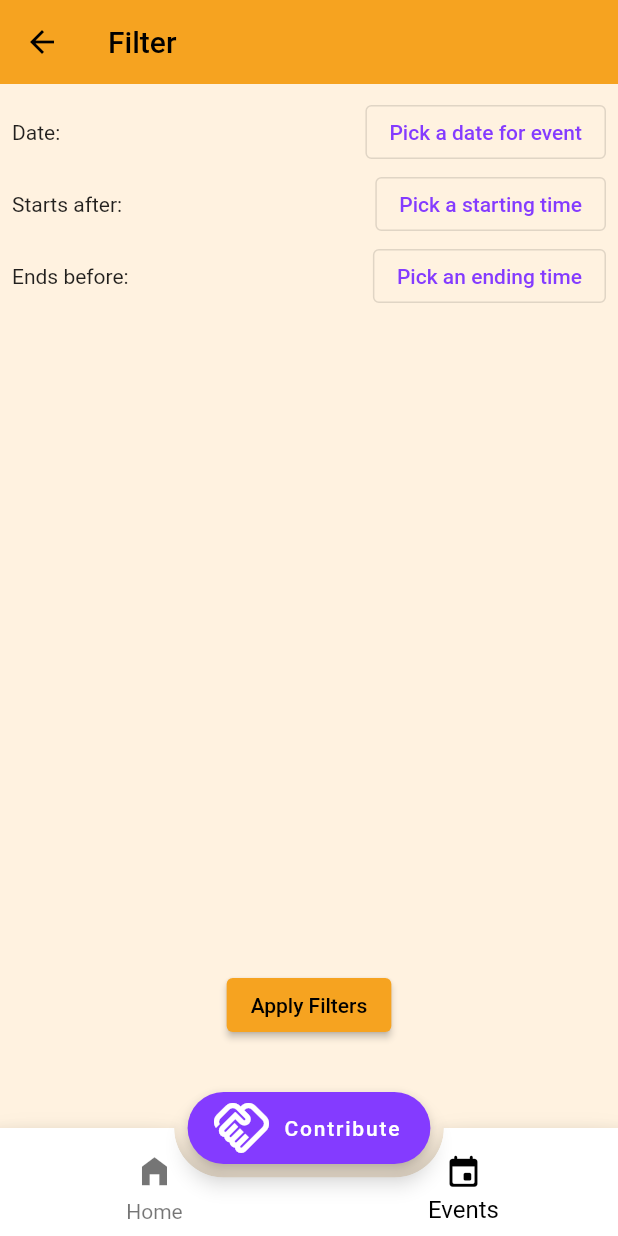
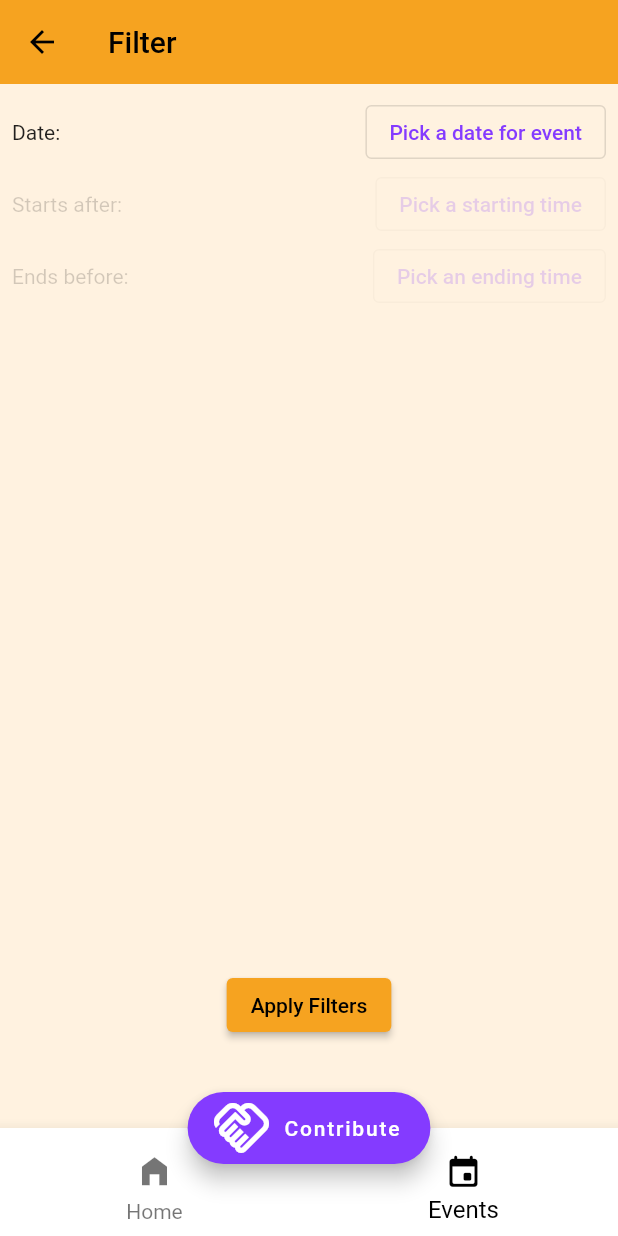
Before and after one commit to JakubOrlinskiUPM/Barriolympics, a Flutter app: the screen it shows after launch, item 2 of the bottom bar chosen, after a tap on the "filter alt" icon, on a phone screen of 412 x 824 dp. Run offline on Flutter 3.47's test engine with Material 2 defaults, Android fonts, the phone set to English and light mode, and no system bars; our stand-ins replace carousel_slider, file_picker, flutter_map, flutter_svg, im_stepper, latlong2 and 2 more; missing offline and left inert: osm_nominatim; network calls fail; Roboto replaces fonts that are missing (Narin).

Commit message:
Finishing touches

```diff
--- a/lib/main.dart
+++ b/lib/main.dart
@@ -48,11 +48,11 @@ class _AppState extends State<App> {
         body: tabs[_currentIndex].navigator,
         extendBodyBehindAppBar: true,
         bottomNavigationBar: BottomAppBar(
-          shape: AutomaticNotchedShape(
-            RoundedRectangleBorder(),
-            StadiumBorder(),
-          ),
-          notchMargin: 8.0,
+          // shape: AutomaticNotchedShape(
+          //   RoundedRectangleBorder(),
+          //   StadiumBorder(),
+          // ),
+          // notchMargin: 8.0,
           clipBehavior: Clip.antiAlias,
           child: BottomNavigationBar(
               type: BottomNavigationBarType.fixed,
--- a/lib/models/event.dart
+++ b/lib/models/event.dart
@@ -54,6 +54,6 @@ class Event extends Uploadable {
   String uploadDescription = "The image that represents the event";
 
   List<Permit> neededPermits() {
-    return [Permit(uploadName: "Permit 1")];
+    return [Permit(uploadName: "Modelo 750C-a")];
   }
 }
--- a/lib/provider/dummy_data.dart
+++ b/lib/provider/dummy_data.dart
@@ -113,7 +113,7 @@ List<Post> POST_LIST = [
       ]
     ],
     comments: getRandSublist(COMMENT_LIST),
-    timePosted: getRandDate(),
+    timePosted: getRandDate(0),
   ),
   Post(
     id: 1,
@@ -129,11 +129,11 @@ List<Post> POST_LIST = [
       ]
     ],
     comments: getRandSublist(COMMENT_LIST),
-    timePosted: getRandDate(),
+    timePosted: getRandDate(1),
   ),
   Post(
     id: 2,
-    author: getRandChoice(USER_LIST),
+    author: USER_LIST[2],
     title: "The best walking tour of my life!",
     text:
         "I loved seeing the city in a new light and learning all about the area! 100% recommended!",
@@ -144,7 +144,7 @@ List<Post> POST_LIST = [
       ]
     ],
     comments: getRandSublist(COMMENT_LIST),
-    timePosted: getRandDate(),
+    timePosted: getRandDate(2),
   ),
   Post(
     id: 3,
@@ -158,7 +158,7 @@ List<Post> POST_LIST = [
       ]
     ],
     comments: getRandSublist(COMMENT_LIST),
-    timePosted: getRandDate(),
+    timePosted: getRandDate(3),
   ),
 ];
 
@@ -235,7 +235,7 @@ List<Event> EVENT_LIST = [
     date: DateTime(2022, 6, 1),
     time: const TimeOfDay(hour: 20, minute: 0),
     location: Location(
-      locationName: "Autocine Madrid",
+      locationName: "Autocine",
       markers: [
         {
           LatLng(40.485914, -3.677616): MarkerType(label: "Main activity", color: Colors.green),
@@ -256,7 +256,7 @@ List<Event> EVENT_LIST = [
     date: DateTime(2022, 6, 2),
     time: const TimeOfDay(hour: 19, minute: 0),
     location: Location(
-      locationName: "Parque de baloncesto",
+      locationName: "Polideportivo",
       markers: [
         {
           LatLng(40.432683, -3.725307): MarkerType(label: "Main activity", color: Colors.green),
@@ -277,7 +277,7 @@ List<Event> EVENT_LIST = [
     date: DateTime(2022, 6, 6),
     time: const TimeOfDay(hour: 12, minute: 0),
     location: Location(
-      locationName: "Calle de Velásquez 36",
+      locationName: "C/ de Velásquez 36",
       markers: [
         {
           LatLng(40.418540, -3.731719): MarkerType(label: "Main activity", color: Colors.green),
@@ -285,7 +285,7 @@ List<Event> EVENT_LIST = [
       ],
     ),
     organiser: getRandChoice(USER_LIST),
-    categories: getRandSublist(CATEGORY_LIST.sublist(3)),
+    categories: [CATEGORY_LIST.last],
     isPublished: true,
   ),
 ];
--- a/lib/ui/components/banner/top_banner.dart
+++ b/lib/ui/components/banner/top_banner.dart
@@ -56,10 +56,9 @@ class _TopBannerState extends State<TopBanner> {
             gradient: LinearGradient(
               begin: Alignment.topLeft,
               end: Alignment.bottomRight,
-              // TODO make these colors correct
               colors: [
+                Theme.of(context).colorScheme.primary,
                 Theme.of(context).colorScheme.secondary,
-                Theme.of(context).colorScheme.primary,
               ],
             ),
           ),
--- a/lib/ui/components/event/chip_list.dart
+++ b/lib/ui/components/event/chip_list.dart
@@ -92,13 +92,17 @@ class _ChipListState extends State<ChipList> {
   @override
   Widget build(BuildContext context) {
     return SizedBox(
-      height: 30,
+      height: 40,
       child: ListView.separated(
         itemCount: _chipsSelected.length,
         scrollDirection: Axis.horizontal,
         itemBuilder: (BuildContext context, int index) {
           if (!_chipsSelected[index].isFilter) {
             return FilterChip(
+              avatar: _chipsSelected[index].selected ||
+                      _chipsSelected[index].category!.isSpecial
+                  ? null
+                  : Icon(_chipsSelected[index].category!.iconData, size: 18,),
               labelStyle: _chipsSelected[index].selected
                   ? TextStyle(color: Theme.of(context).colorScheme.onPrimary)
                   : TextStyle(),
@@ -124,9 +128,8 @@ class _ChipListState extends State<ChipList> {
                 setState(() {
                   _chipsSelected.removeAt(index);
                 });
-                // TODO respond to removal of filter
-                // widget.updateFilters(
-                //     _chipsSelected[index].applyFilter(widget.filterData));
+                widget.filterData.startDate = null;
+                widget.updateFilters(widget.filterData);
               },
               label: Text(_chipsSelected[index].label!),
             );
--- a/lib/ui/components/event/event_item.dart
+++ b/lib/ui/components/event/event_item.dart
@@ -26,7 +26,8 @@ class _EventItemState extends State<EventItem> {
   Widget getEventBanner(AppState state) {
     String? label = null;
     if (state.user.organisedEvents.contains(widget.event)) {
-      label = "Your event - " + (widget.event.isPublished ? "published" : "draft");
+      label =
+          "Your event - " + (widget.event.isPublished ? "published" : "draft");
     }
     if (state.user.attendingEvents.contains(widget.event)) {
       label = "Attending!";
@@ -175,10 +176,32 @@ class _EventItemState extends State<EventItem> {
                                     style: TextStyle(color: Colors.white)),
                               ]),
                               Row(children: [
-                                const Icon(Icons.access_time_outlined,
-                                    size: 15, color: Colors.white),
-                                Text(widget.event.time!.hour.toString() + 'h',
-                                    style: TextStyle(color: Colors.white)),
+                                Row(
+                                    children: widget.event.categories
+                                        .map(
+                                          (category) => Container(
+                                            child: Padding(
+                                              padding: const EdgeInsets.only(right: 8.0),
+                                              child: Icon(
+                                                category.iconData,
+                                                size: 18,
+                                                color: Theme.of(context).colorScheme.primary,
+                                              ),
+                                            ),
+                                          ),
+                                        )
+                                        .toList(),
+                                ),
+                                Row(
+                                  children: [
+                                    const Icon(Icons.access_time_outlined,
+                                        size: 15, color: Colors.white),
+                                    Text(
+                                        widget.event.time!.hour.toString() +
+                                            'h',
+                                        style: TextStyle(color: Colors.white)),
+                                  ],
+                                ),
                               ]),
                             ],
                           ),
--- a/lib/ui/components/help_type.dart
+++ b/lib/ui/components/help_type.dart
@@ -25,7 +25,11 @@ class HelpType extends StatelessWidget {
             padding: EdgeInsets.all(4),
             child: Column(
               children: [
-                Text(text, textAlign: TextAlign.center, style: TextStyle(color: Colors.black),),
+                Text(
+                  text,
+                  textAlign: TextAlign.center,
+                  style: TextStyle(color: Colors.black, fontSize: 18),
+                ),
                 Expanded(
                   child: Image(
                     image: AssetImage(this.imagePath),
--- a/lib/ui/pages/events/event_filter_data.dart
+++ b/lib/ui/pages/events/event_filter_data.dart
@@ -36,7 +36,6 @@ class EventFilterData {
           label: getDateRangeLabel(startDate!, endDate),
           isFilter: true,
           selected: true,
-
         ),
       );
     }
@@ -56,10 +55,9 @@ class EventFilterData {
   bool doesEventMatch(Event event) {
     bool doesMatch = true;
     if (startDate != null) {
-      doesMatch = event.date!.isBefore(startDate!);
-    }
-    if (endDate != null) {
-      doesMatch = doesMatch || event.date!.isAfter(endDate!);
+      doesMatch = event.date!.day == startDate!.day &&
+          event.date!.month == startDate!.month &&
+          event.date!.year == startDate!.year;
     }
 
     if (isOwn != null) {
--- a/lib/ui/pages/events/events_page.dart
+++ b/lib/ui/pages/events/events_page.dart
@@ -38,7 +38,7 @@ class _EventsPageState extends State<EventsPage> {
         slivers: <Widget>[
           TopBanner(),
           SliverAppBar(
-            toolbarHeight: 70,
+            toolbarHeight: 80,
             backgroundColor: Theme.of(context).colorScheme.background,
             flexibleSpace: FlexibleSpaceBar(
               titlePadding: EdgeInsets.zero,
@@ -64,19 +64,15 @@ class _EventsPageState extends State<EventsPage> {
         ],
       ),
       floatingActionButton: FloatingActionButton(
-        backgroundColor: Colors.white,
+        backgroundColor: Color(0xffFFF521),
         hoverElevation: 1.5,
-          shape: StadiumBorder(
-              side: BorderSide(
-                  color: Theme.of(context).colorScheme.primary, width: 3)),
-          elevation: 1.5,
-          foregroundColor: Theme.of(context).colorScheme.secondary,
+        elevation: 10,
+        foregroundColor: Colors.black,
         onPressed: () {
           Navigator.push(
             context,
             MaterialPageRoute(
-                  builder: (context) =>
-                      FilterPage(setFilters: this.setFilters)),
+                builder: (context) => FilterPage(setFilters: this.setFilters)),
           );
         },
         child: const Icon(Icons.filter_alt, size: 30),
--- a/lib/ui/pages/events/filter_page.dart
+++ b/lib/ui/pages/events/filter_page.dart
@@ -129,7 +129,9 @@ class _FilterPageState extends State<FilterPage> {
                   child: const Text('Pick a date for event'),
                 ),
               ]),
-              Row(mainAxisAlignment: MainAxisAlignment.spaceBetween, children: [
+              Opacity(
+                opacity: 0.2,
+                child: Row(mainAxisAlignment: MainAxisAlignment.spaceBetween, children: [
                   const Text('Starts after:', style: TextStyle(fontSize: 14)),
                   if (timeFrom != null) ...[
                     Text('${timeFrom?.hour}:${timeFrom?.minute}',
@@ -137,13 +139,17 @@ class _FilterPageState extends State<FilterPage> {
                             fontSize: 14, fontWeight: FontWeight.bold)),
                   ],
                   OutlinedButton(
-                  onPressed: () {
-                    selectTimeFrom(context);
-                  },
+                    onPressed: null,
+                    // onPressed: () {
+                    //   selectTimeFrom(context);
+                    // },
                     child: const Text('Pick a starting time'),
                   ),
                 ]),
-              Row(mainAxisAlignment: MainAxisAlignment.spaceBetween, children: [
+              ),
+              Opacity(
+                opacity: 0.2,
+                child: Row(mainAxisAlignment: MainAxisAlignment.spaceBetween, children: [
                   const Text('Ends before:', style: TextStyle(fontSize: 14)),
                   if (timeTill != null) ...[
                     Text('${timeTill?.hour}:${timeTill?.minute}',
@@ -151,12 +157,14 @@ class _FilterPageState extends State<FilterPage> {
                             fontSize: 14, fontWeight: FontWeight.bold)),
                   ],
                   OutlinedButton(
-                  onPressed: () {
-                    selectTimeTill(context);
-                  },
+                    onPressed: null,
+                    // onPressed: () {
+                    //   selectTimeTill(context);
+                    // },
                     child: const Text('Pick an ending time'),
                   ),
                 ]),
+              ),
               if (timeError == true) ...[
                 Padding(
                     padding: EdgeInsets.all(10),
--- a/lib/ui/pages/help_page.dart
+++ b/lib/ui/pages/help_page.dart
@@ -28,8 +28,8 @@ class HelpPage extends StatefulWidget {
 class _HelpPageState extends State<HelpPage> {
   @override
   Widget build(BuildContext context) {
-    return ListView(
-      shrinkWrap: true,
+    return Column(
+      mainAxisSize: MainAxisSize.min,
       children: [
         const DismissibleModalBar(),
         Text(
@@ -40,6 +40,7 @@ class _HelpPageState extends State<HelpPage> {
         Padding(
           padding: const EdgeInsets.all(8.0),
           child: GridView(
+            physics: const NeverScrollableScrollPhysics(),
             shrinkWrap: true,
             gridDelegate: const SliverGridDelegateWithFixedCrossAxisCount(
                 crossAxisCount: 2),
--- a/lib/utils.dart
+++ b/lib/utils.dart
@@ -17,10 +17,10 @@ getRandSublist(List list) {
   return list.sublist(index, list.length - 1);
 }
 
-DateTime getRandDate() {
+DateTime getRandDate([int? seed]) {
   return DateTime.now().subtract(Duration(
-    hours: Random().nextInt(15),
-    minutes: Random().nextInt(60),
+    hours: Random(seed).nextInt(15),
+    minutes: Random(seed).nextInt(60),
   ));
 }
 
```
Also changed, not shown: lib/ui/pages/new_event/edit_event_step_basic_info.dart (+8 -1 lines). Lines whose indentation alone changed are shown as unchanged.
